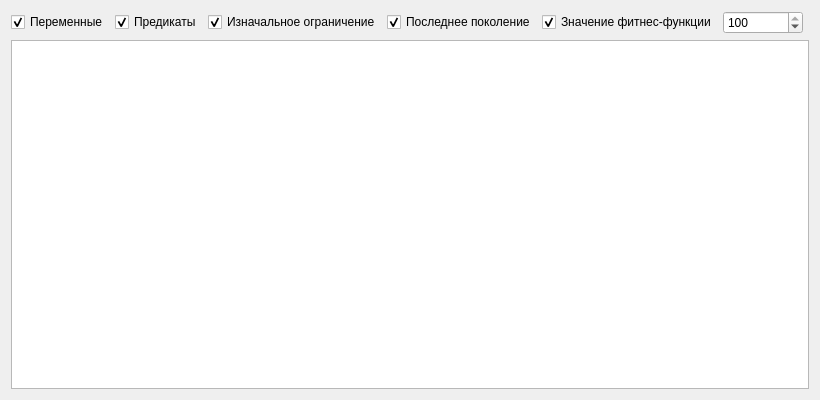
This is Masters_thesis_2/viewer.ui in MrBenomos/Masters_thesis_2 as Qt 5 draws it before an edit. The edited form follows.
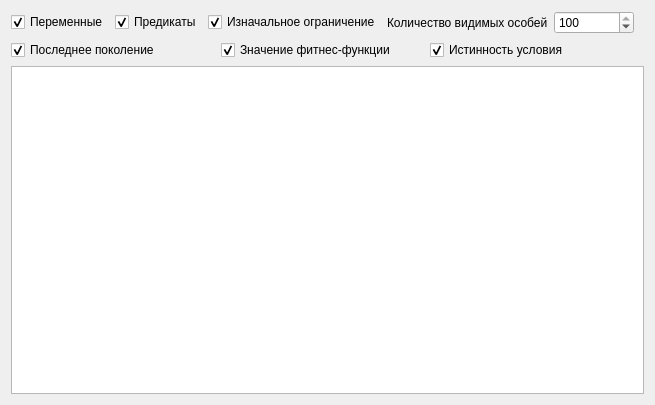
This is the edited form.

```diff
--- a/Masters_thesis_2/viewer.ui
+++ b/Masters_thesis_2/viewer.ui
@@ -6,16 +6,20 @@
    <rect>
     <x>0</x>
     <y>0</y>
-    <width>820</width>
-    <height>400</height>
+    <width>655</width>
+    <height>405</height>
    </rect>
   </property>
   <property name="windowTitle">
    <string>Form</string>
   </property>
+  <layout class="QVBoxLayout" name="verticalLayout_2">
+   <item>
+    <layout class="QHBoxLayout" name="horizontalLayout_4">
+     <item>
   <layout class="QVBoxLayout" name="verticalLayout">
    <item>
-    <layout class="QHBoxLayout" name="horizontalLayout">
+        <layout class="QHBoxLayout" name="horizontalLayout_2">
      <item>
       <widget class="QCheckBox" name="cbVariables">
        <property name="enabled">
@@ -56,25 +60,11 @@
       </widget>
      </item>
      <item>
-      <widget class="QCheckBox" name="cbGeneration">
-       <property name="enabled">
-        <bool>true</bool>
-       </property>
-       <property name="text">
-        <string>Последнее поколение</string>
-       </property>
-       <property name="checked">
-        <bool>true</bool>
-       </property>
-      </widget>
-     </item>
+          <layout class="QHBoxLayout" name="horizontalLayout">
      <item>
-      <widget class="QCheckBox" name="cbFitness">
+            <widget class="QLabel" name="label">
        <property name="text">
-        <string>Значение фитнес-функции</string>
-       </property>
-       <property name="checked">
-        <bool>true</bool>
+              <string>Количество видимых особей</string>
        </property>
       </widget>
      </item>
@@ -96,6 +86,49 @@
         <number>100</number>
        </property>
       </widget>
+           </item>
+          </layout>
+         </item>
+        </layout>
+       </item>
+       <item>
+        <layout class="QHBoxLayout" name="horizontalLayout_3">
+         <item>
+          <widget class="QCheckBox" name="cbGeneration">
+           <property name="enabled">
+            <bool>true</bool>
+           </property>
+           <property name="text">
+            <string>Последнее поколение</string>
+           </property>
+           <property name="checked">
+            <bool>true</bool>
+           </property>
+          </widget>
+         </item>
+         <item>
+          <widget class="QCheckBox" name="cbFitness">
+           <property name="text">
+            <string>Значение фитнес-функции</string>
+           </property>
+           <property name="checked">
+            <bool>true</bool>
+           </property>
+          </widget>
+         </item>
+         <item>
+          <widget class="QCheckBox" name="chTrueCondition">
+           <property name="text">
+            <string>Истинность условия</string>
+           </property>
+           <property name="checked">
+            <bool>true</bool>
+           </property>
+          </widget>
+         </item>
+        </layout>
+       </item>
+      </layout>
      </item>
      <item>
       <spacer name="horizontalSpacer">
```
Lines whose indentation alone changed are shown as unchanged.
